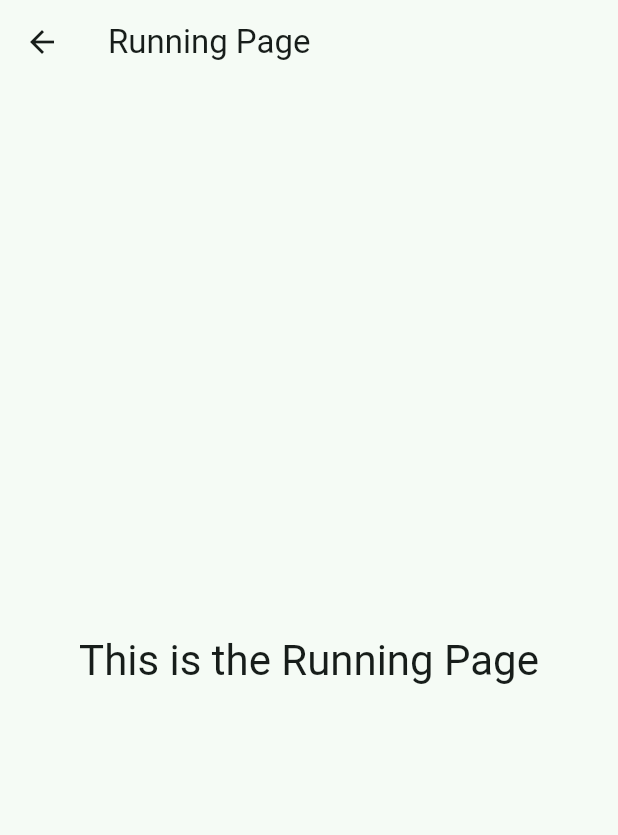
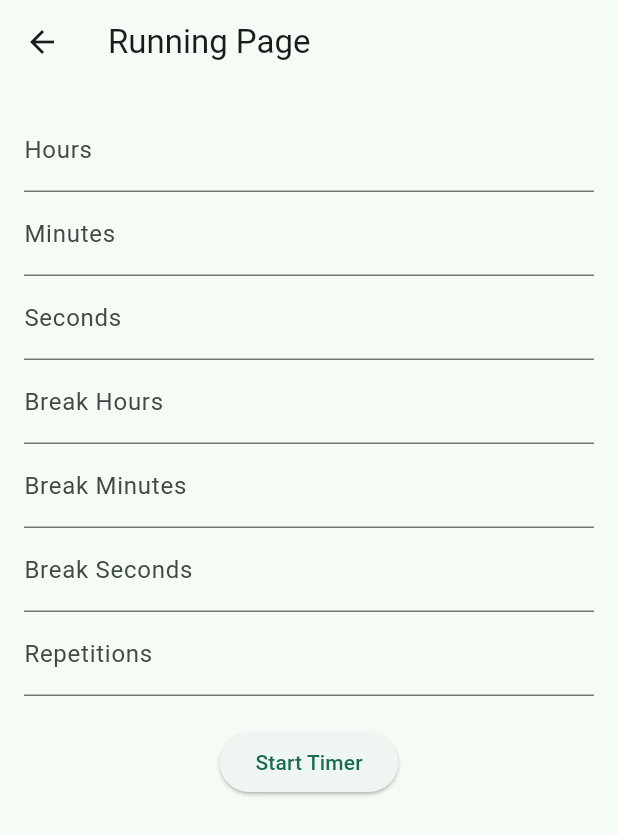
Before and after one commit to O662/w_o_app, a Flutter app: the RunningPage screen opened directly, on a phone screen of 412 x 824 dp. Shown: the top 835 px of the screen. Run offline on Flutter 3.47's test engine with Material 3 defaults, Android fonts, the phone set to English and light mode, and no system bars; statements that could not run were skipped.

```diff
--- /dev/null
+++ b/lib/runningPage.dart
@@ -0,0 +1,137 @@
+import 'package:flutter/material.dart';
+import 'dart:async';
+import 'runningTimerPage.dart'; // Import the RunningTimerPage
+
+class RunningPage extends StatefulWidget {
+  @override
+  _RunningPageState createState() => _RunningPageState();
+}
+
+class _RunningPageState extends State<RunningPage> {
+  int _counter = 0;
+  int _breakCounter = 0;
+  int _repetitions = 1;
+  int _currentRepetition = 0;
+  bool _isBreak = false;
+  Timer? _timer;
+  final TextEditingController _hoursController = TextEditingController();
+  final TextEditingController _minutesController = TextEditingController();
+  final TextEditingController _secondsController = TextEditingController();
+  final TextEditingController _breakHoursController = TextEditingController();
+  final TextEditingController _breakMinutesController = TextEditingController();
+  final TextEditingController _breakSecondsController = TextEditingController();
+  final TextEditingController _repetitionController = TextEditingController();
+
+  void _startTimer() {
+    if (_timer != null) {
+      _timer!.cancel();
+    }
+    setState(() {
+      int hours = int.tryParse(_hoursController.text) ?? 0;
+      int minutes = int.tryParse(_minutesController.text) ?? 0;
+      int seconds = int.tryParse(_secondsController.text) ?? 0;
+      _counter = hours * 3600 + minutes * 60 + seconds;
+
+      int breakHours = int.tryParse(_breakHoursController.text) ?? 0;
+      int breakMinutes = int.tryParse(_breakMinutesController.text) ?? 0;
+      int breakSeconds = int.tryParse(_breakSecondsController.text) ?? 0;
+      _breakCounter = breakHours * 3600 + breakMinutes * 60 + breakSeconds;
+
+      _repetitions = int.tryParse(_repetitionController.text) ?? 1;
+      _currentRepetition = 0;
+      _isBreak = false;
+    });
+    _runTimer();
+    Navigator.push(
+      context,
+      MaterialPageRoute(
+        builder: (context) => RunningTimerPage(
+          duration: _counter,
+          breakDuration: _breakCounter,
+          repetitions: _repetitions,
+        ),
+      ),
+    );
+  }
+
+  void _runTimer() {
+    _timer = Timer.periodic(Duration(seconds: 1), (timer) {
+      setState(() {
+        if (_counter > 0 && !_isBreak) {
+          _counter--;
+        } else if (_counter == 0 && !_isBreak) {
+          _isBreak = true;
+          _counter = _breakCounter;
+        } else if (_counter > 0 && _isBreak) {
+          _counter--;
+        } else if (_counter == 0 && _isBreak) {
+          _isBreak = false;
+          _currentRepetition++;
+          if (_currentRepetition < _repetitions) {
+            _counter = int.tryParse(_hoursController.text)! * 3600 +
+                int.tryParse(_minutesController.text)! * 60 +
+                int.tryParse(_secondsController.text)!;
+          } else {
+            _timer!.cancel();
+          }
+        }
+      });
+    });
+  }
+
+  @override
+  Widget build(BuildContext context) {
+    return Scaffold(
+      appBar: AppBar(
+        title: Text('Running Page'),
+      ),
+      body: Padding(
+        padding: const EdgeInsets.all(16.0),
+        child: Column(
+          children: [
+            TextField(
+              controller: _hoursController,
+              decoration: InputDecoration(labelText: 'Hours'),
+              keyboardType: TextInputType.number,
+            ),
+            TextField(
+              controller: _minutesController,
+              decoration: InputDecoration(labelText: 'Minutes'),
+              keyboardType: TextInputType.number,
+            ),
+            TextField(
+              controller: _secondsController,
+              decoration: InputDecoration(labelText: 'Seconds'),
+              keyboardType: TextInputType.number,
+            ),
+            TextField(
+              controller: _breakHoursController,
+              decoration: InputDecoration(labelText: 'Break Hours'),
+              keyboardType: TextInputType.number,
+            ),
+            TextField(
+              controller: _breakMinutesController,
+              decoration: InputDecoration(labelText: 'Break Minutes'),
+              keyboardType: TextInputType.number,
+            ),
+            TextField(
+              controller: _breakSecondsController,
+              decoration: InputDecoration(labelText: 'Break Seconds'),
+              keyboardType: TextInputType.number,
+            ),
+            TextField(
+              controller: _repetitionController,
+              decoration: InputDecoration(labelText: 'Repetitions'),
+              keyboardType: TextInputType.number,
+            ),
+            SizedBox(height: 20),
+            ElevatedButton(
+              onPressed: _startTimer,
+              child: Text('Start Timer'),
+            ),
+          ],
+        ),
+      ),
+    );
+  }
+}
--- a/lib/running_page.dart
+++ /dev/null
@@ -1,18 +0,0 @@
-import 'package:flutter/material.dart';
-
-class RunningPage extends StatelessWidget {
-  @override
-  Widget build(BuildContext context) {
-    return Scaffold(
-      appBar: AppBar(
-        title: Text('Running Page'),
-      ),
-      body: Center(
-        child: Text(
-          'This is the Running Page',
-          style: Theme.of(context).textTheme.headlineMedium,
-        ),
-      ),
-    );
-  }
-}
```
Also changed, not shown: lib/main.dart (+11 -4 lines), lib/runningTimerPage.dart (added, +85 -0 lines), lib/impulse.dart (added), lib/study.dart (added).
